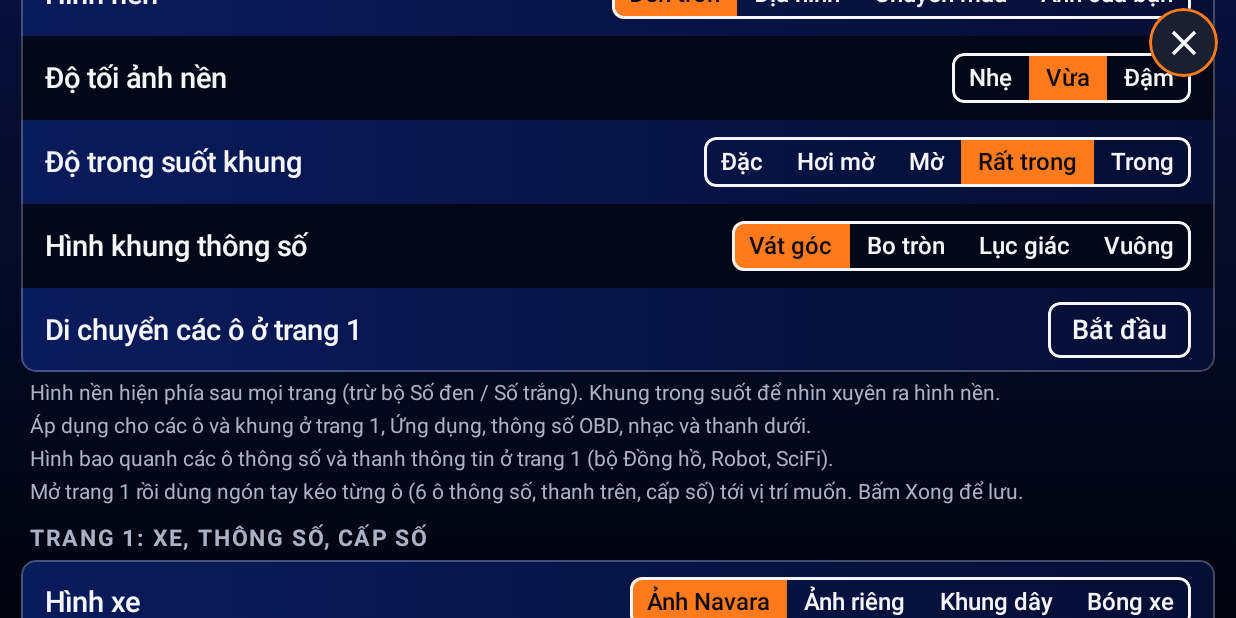
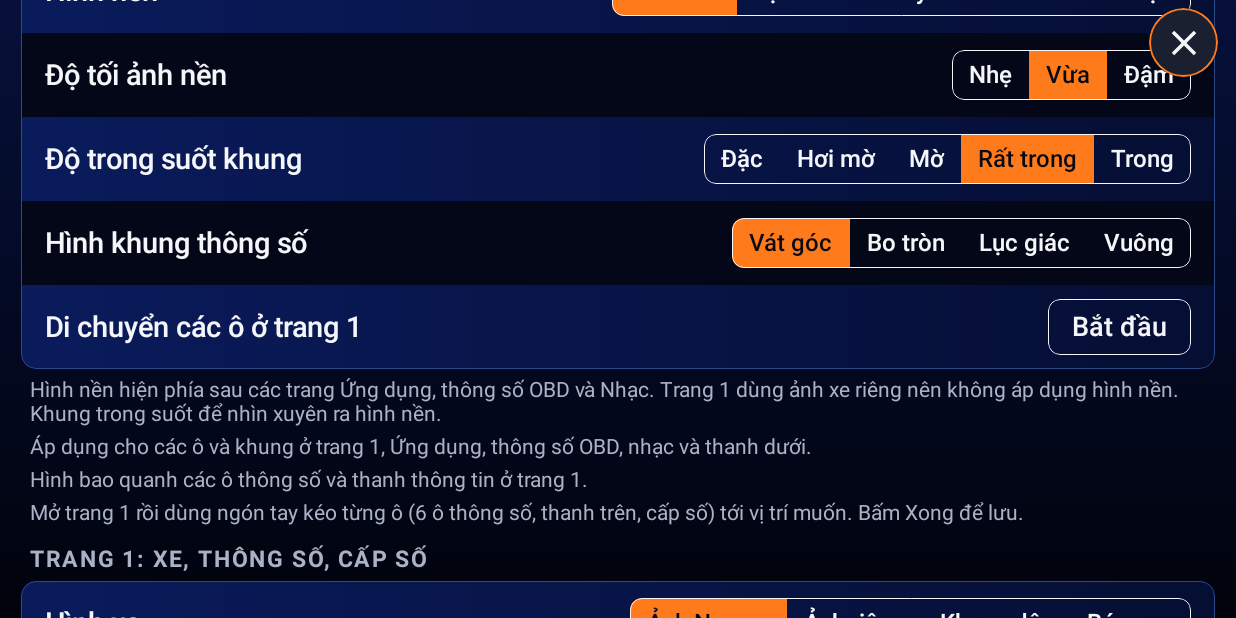
Before and after one commit to PhungP/VL23-Launcher, an Android app built with Jetpack Compose: the composable SettingsScreen shown on its own in the app's theme, scrolled down 576 dp, on a phone screen of 824 x 412 dp (held sideways). Run offline under Robolectric (Android 15) with nearby library versions, the phone set to English and light mode, and no system bars; libraries missing offline, so code that uses them is left out: androidx.core.graphics; network calls fail.

Commit message:
Tinh chỉnh lại giao diện

```diff
--- a/app/build.gradle.kts
+++ b/app/build.gradle.kts
@@ -9,8 +9,8 @@ android {
         applicationId = "vn.navara.launcher"
         minSdk = 28
         targetSdk = 34
-        versionCode = 13
-        versionName = "0.13"
+        versionCode = 14
+        versionName = "0.14"
         // Tbox S1 là arm64: chỉ đóng gói thư viện native (MapLibre) cho arm64-v8a để APK nhẹ hơn nhiều.
         // Nếu máy báo không cài được hoặc bản đồ lỗi, thêm "armeabi-v7a" vào danh sách này.
         ndk { abiFilters += listOf("arm64-v8a") }
--- a/app/src/main/java/vn/navara/launcher/Prefs.kt
+++ b/app/src/main/java/vn/navara/launcher/Prefs.kt
@@ -56,12 +56,12 @@ data class UiPrefs(
     val mapMarker: Int = 1,             // biểu tượng xe trên bản đồ: 0 xe bán tải, 1 tam giác (mặc định)
     val mapHeadingUp: Boolean = true,   // bản đồ xoay theo hướng xe (xe luôn hướng lên), mặc định bật
     val mapStyle: Int = 0,              // bản đồ trang 3: 0 theo giao diện, 1 luôn sáng, 2 luôn tối
-    val skin: Int = 0,                  // bộ giao diện cho mọi trang: 0 đồng hồ xe, 1 điện tử đen, 2 điện tử trắng, 3 robot, 4 SciFi
+    val skin: Int = 0,                  // bộ giao diện cho mọi trang: 0 đồng hồ xe, 3 robot, 4 SciFi (1, 2 đã bỏ)
     val mapTheme: Int = 0,              // kiểu bản đồ MapTiler: 0 Streets, 1 OpenStreetMap, 2 Bright
     val mapTilt: Boolean = false,       // nghiêng bản đồ 3D khi xoay theo hướng xe (MapLibre)
     val carImg: Int = 0,                // hình xe ở trang 1: 0 ảnh Navara, 1 ảnh riêng, 2 khung dây, 3 bóng xe
     val carVer: Int = 0,                // tăng mỗi khi chọn ảnh xe riêng mới (để nạp lại ảnh)
-    val gearStyle: Int = 0,             // cách hiện cấp số ở trang 1: 0 thanh 7 ô, 1 dải số, 2 LED, 3 số lớn, 4 ẩn
+    val gearStyle: Int = 0,             // cách hiện cấp số ở trang 1: 0 số thể thao, 1 ô cấp số
     val homeTiles: String = "rpm,load,coolant,boost,iat,volt",   // 6 ô thông số ở trang 1 (3 trái từ trên xuống, 3 phải từ trên xuống)
     val glass: Int = 3,                 // độ trong suốt của khung/ô: 0 đặc ... 4 trong suốt hoàn toàn
     val frameShape: Int = 0,            // hình khung: 0 vát góc, 1 bo tròn, 2 lục giác, 3 vuông
@@ -104,7 +104,7 @@ fun loadPrefs(c: Context): UiPrefs {
         gearTrim = s.getInt("gearTrim", d.gearTrim).coerceIn(0, 4),
         obdTiles = s.getString("obdTiles", d.obdTiles) ?: d.obdTiles,
         mapMarker = if (s.getInt("mapMarker", d.mapMarker) == 1) 1 else 0,  // giá trị cũ (đã bỏ chấm tròn) quy về xe bán tải
-        skin = s.getInt("skin", d.skin).coerceIn(0, 4),
+        skin = s.getInt("skin", d.skin).let { if (it == 1 || it == 2) 0 else it.coerceIn(0, 4) },
         mapTheme = s.getInt("mapTheme", d.mapTheme).coerceIn(0, 2),
         mapTilt = s.getBoolean("mapTilt", d.mapTilt),
         homeLayout = s.getInt("homeLayout", d.homeLayout).coerceIn(0, 1),
@@ -115,7 +115,7 @@ fun loadPrefs(c: Context): UiPrefs {
         homeOffsets = s.getString("homeOffsets", d.homeOffsets) ?: d.homeOffsets,
         carImg = s.getInt("carImg", d.carImg).coerceIn(0, 3),
         carVer = s.getInt("carVer", d.carVer),
-        gearStyle = s.getInt("gearStyle", d.gearStyle).coerceIn(0, 4),
+        gearStyle = s.getInt("gearMode", if (s.getInt("gearStyle", 0) == 3) 1 else 0).coerceIn(0, 1),
         homeTiles = s.getString("homeTiles", d.homeTiles) ?: d.homeTiles,
     )
 }
@@ -131,7 +131,7 @@ fun savePrefs(c: Context, p: UiPrefs) {
         .putString("pageOrder", p.pageOrder).putInt("loadSource", p.loadSource).putString("obdTiles", p.obdTiles)
         .putInt("mapEngine", p.mapEngine).putString("mapTilerKey", p.mapTilerKey).putInt("gearTrim", p.gearTrim)
         .putInt("skin", p.skin).putInt("mapTheme", p.mapTheme).putBoolean("mapTilt", p.mapTilt).putInt("homeLayout", p.homeLayout).putBoolean("navVoice", p.navVoice).putBoolean("iconBlue", p.iconBlue).putInt("glass", p.glass).putInt("frameShape", p.frameShape).putString("homeOffsets", p.homeOffsets)
-        .putInt("carImg", p.carImg).putInt("carVer", p.carVer).putInt("gearStyle", p.gearStyle).putString("homeTiles", p.homeTiles).apply()
+        .putInt("carImg", p.carImg).putInt("carVer", p.carVer).putInt("gearMode", p.gearStyle).putString("homeTiles", p.homeTiles).apply()
 }
 
 // Bộ giao diện (p.skin): 0 = kiểu đồng hồ xe Navara (nền đen, dải xanh dương, chọn thì cam, viền xanh lá cho ô đặc biệt),
--- a/app/src/main/java/vn/navara/launcher/Settings.kt
+++ b/app/src/main/java/vn/navara/launcher/Settings.kt
@@ -109,7 +109,7 @@ private fun Group(title: String, build: GB.() -> Unit) {
             title.uppercase(), color = t.muted, fontSize = 15.sp, fontWeight = FontWeight.Bold,
             letterSpacing = 1.5.sp, modifier = Modifier.padding(start = 6.dp, bottom = 6.dp)
         )
-        Column(Modifier.fillMaxWidth().clip(shape).border(1.dp, t.ink.copy(alpha = 0.25f), shape)) {
+        Column(Modifier.fillMaxWidth().clip(shape).border(px(1), if (t.mono == 0) t.line else t.ink.copy(alpha = 0.25f), shape)) {
             var row = 0
             var i = 0
             while (i < l.size) {
@@ -136,7 +136,7 @@ private fun TwoCols(bg: Brush, a: E.Tg, b: E.Tg?) {
     val sep = t.blue.copy(alpha = 0.6f)
     Row(Modifier.fillMaxWidth().background(bg).height(56.dp)) {
         TgCell(a, Modifier.weight(1f).fillMaxHeight())
-        TgCell(b, Modifier.weight(1f).fillMaxHeight().drawBehind { drawLine(sep, Offset(0f, 0f), Offset(0f, size.height), 1.dp.toPx()) })
+        TgCell(b, Modifier.weight(1f).fillMaxHeight().drawBehind { drawLine(sep, Offset(0f, 0f), Offset(0f, size.height), 1f) })
     }
 }
 
@@ -180,11 +180,18 @@ private fun Toggle(on: Boolean, onChange: (Boolean) -> Unit) {
 }
 
 // Chọn một trong vài phương án: khung viền trắng, phương án đang chọn nền cam
+// Độ dày đúng n pixel màn hình (đổi từ dp theo mật độ hiện tại) để nét viền mảnh mà vẫn sắc
+@Composable
+private fun px(n: Int = 1): androidx.compose.ui.unit.Dp =
+    // 1 px: dùng Hairline (đúng 1 pixel vật lý, không bị làm tròn lên 2 px nên nét mảnh và sắc);
+    // từ 2 px trở lên trừ một chút để phép làm tròn lên của Compose không đẩy thành n + 1
+    if (n <= 1) androidx.compose.ui.unit.Dp.Hairline else ((n - 0.02f) / androidx.compose.ui.platform.LocalDensity.current.density).dp
+
 @Composable
 private fun Segmented(items: List<String>, sel: Int, onSel: (Int) -> Unit) {
     val t = LocalTheme.current
     val shape = RoundedCornerShape(8.dp)
-    Row(Modifier.clip(shape).border(2.dp, t.ink, shape)) {
+    Row(Modifier.clip(shape).border(px(1), t.ink, shape)) {
         items.forEachIndexed { i, label ->
             val on = i == sel
             Box(
@@ -203,7 +210,7 @@ private fun Btn(text: String, modifier: Modifier = Modifier, onClick: () -> Unit
     val t = LocalTheme.current
     val shape = RoundedCornerShape(8.dp)
     Box(
-        modifier.clip(shape).border(2.dp, t.ink, shape).clickable { onClick() }.padding(horizontal = 16.dp, vertical = 8.dp),
+        modifier.clip(shape).border(px(1), t.ink, shape).clickable { onClick() }.padding(horizontal = 16.dp, vertical = 8.dp),
         contentAlignment = Alignment.Center
     ) { Text(text, color = t.ink, fontSize = 18.sp, fontWeight = FontWeight.SemiBold, maxLines = 1) }
 }
@@ -274,22 +281,22 @@ fun SettingsScreen(
         // Nút đóng luôn nổi phía trên, kể cả khi cuộn xuống cuối trang
         Box(
             Modifier.align(Alignment.TopEnd).padding(top = 5.dp, end = 12.dp).zIndex(10f).size(46.dp)
-                .clip(CircleShape).background(t.panelHi).border(2.dp, t.accent, CircleShape).clickable { onClose() },
+                .clip(CircleShape).background(t.panelHi).border(px(2), t.accent, CircleShape).clickable { onClose() },
             contentAlignment = Alignment.Center
         ) { Icon(Icons.Filled.Close, "Đóng", tint = t.ink, modifier = Modifier.size(28.dp)) }
         Column(Modifier.fillMaxSize().verticalScroll(rememberScrollState())) {
             Box(Modifier.fillMaxWidth().height(54.dp), contentAlignment = Alignment.Center) {
                 Text("Cài đặt", color = t.ink, fontSize = 28.sp, fontWeight = FontWeight.Bold)
             }
-            Box(Modifier.fillMaxWidth().height(3.dp).background(Brush.horizontalGradient(listOf(t.blueDeep, t.blueLight, t.blueDeep))))
+            Box(Modifier.fillMaxWidth().height(px(2)).background(Brush.horizontalGradient(listOf(t.blueDeep, t.blueLight, t.blueDeep))))
             Column(Modifier.fillMaxWidth().padding(14.dp), verticalArrangement = Arrangement.spacedBy(14.dp)) {
 
                 Group("Giao diện") {
                     choice(
-                        "Bộ giao diện", listOf("Đồng hồ", "Số đen", "Số trắng", "Robot", "SciFi"), p.skin,
-                        "Đồng hồ: nền đen, dải xanh dương, mục đang chọn màu cam. Số đen / Số trắng: mặt đen chữ trắng hoặc mặt trắng chữ đen, số hiện bằng số 7 đoạn. " +
+                        "Bộ giao diện", listOf("Đồng hồ", "Robot", "SciFi"), when (p.skin) { 3 -> 1; 4 -> 2; else -> 0 },
+                        "Đồng hồ: nền đen, dải xanh dương, mục đang chọn màu cam. " +
                             "Robot: kim loại xám, đinh tán, đèn hổ phách. SciFi: nền xanh đen, viền neon xanh lơ và hồng tím."
-                    ) { onChange(p.copy(skin = it)) }
+                    ) { onChange(p.copy(skin = listOf(0, 3, 4)[it])) }
                     choice(
                         "Bố cục trang 1", listOf("Bố cục mới", "Thể thao"), p.homeLayout,
                         "Chỉ áp dụng cho bộ Đồng hồ xe. Bố cục mới: ảnh xe ở giữa và 6 ô chỉ số. Thể thao: đồng hồ vòng tua dạng cung, la bàn và số cấp lớn ở giữa."
@@ -306,7 +313,7 @@ fun SettingsScreen(
                 Group("Hình nền và khung") {
                     choice(
                         "Hình nền", listOf("Đen trơn", "Địa hình", "Chuyển màu", "Ảnh của bạn"), p.bgStyle,
-                        "Hình nền hiện phía sau mọi trang (trừ bộ Số đen / Số trắng). Khung trong suốt để nhìn xuyên ra hình nền."
+                        "Hình nền hiện phía sau các trang Ứng dụng, thông số OBD và Nhạc. Trang 1 dùng ảnh xe riêng nên không áp dụng hình nền. Khung trong suốt để nhìn xuyên ra hình nền."
                     ) { onChange(p.copy(bgStyle = it)) }
                     if (p.bgStyle == 3) line("Ảnh nền của bạn") { Btn("Chọn ảnh") { pick.launch("image/*") } }
                     choice("Độ tối ảnh nền", listOf("Nhẹ", "Vừa", "Đậm"), p.dim) { onChange(p.copy(dim = it)) }
@@ -316,15 +323,15 @@ fun SettingsScreen(
                     ) { onChange(p.copy(glass = it)) }
                     choice(
                         "Hình khung thông số", listOf("Vát góc", "Bo tròn", "Lục giác", "Vuông"), p.frameShape,
-                        "Hình bao quanh các ô thông số và thanh thông tin ở trang 1 (bộ Đồng hồ, Robot, SciFi)."
+                        "Hình bao quanh các ô thông số và thanh thông tin ở trang 1."
                     ) { onChange(p.copy(frameShape = it)) }
-                    if (p.homeLayout == 0 && p.skin !in 1..2) {
+                    if (p.homeLayout == 0) {
                         line("Di chuyển các ô ở trang 1", "Mở trang 1 rồi dùng ngón tay kéo từng ô (6 ô thông số, thanh trên, cấp số) tới vị trí muốn. Bấm Xong để lưu.") {
                             Btn("Bắt đầu") { HomeEdit.on.value = true; homeEvents.value = homeEvents.value + 1; onClose() }
                         }
                         if (p.homeOffsets.isNotEmpty()) line("Đưa các ô về vị trí mặc định") { Btn("Đặt lại") { onChange(p.copy(homeOffsets = "")) } }
                     } else {
-                        note("Di chuyển ô chỉ dùng được với bố cục mới của bộ Đồng hồ xe, Robot hoặc SciFi.")
+                        note("Di chuyển ô chỉ dùng được với bố cục mới (không dùng cho bố cục Thể thao).")
                     }
                 }
 
@@ -335,8 +342,8 @@ fun SettingsScreen(
                     ) { onChange(p.copy(carImg = it)) }
                     if (p.carImg == 1) line("Ảnh xe của bạn") { Btn("Chọn ảnh") { pickCar.launch("image/*") } }
                     choice(
-                        "Hiển thị cấp số", listOf("Số thể thao", "Dải số", "LED", "Khung số", "Ẩn"), p.gearStyle,
-                        "Số thể thao: chỉ hiện cấp số hiện hành bằng một chữ số to, nghiêng. Các kiểu khác có thêm thanh hoặc khung. Chọn Ẩn để dành chỗ cho hình xe."
+                        "Hiển thị cấp số", listOf("Số thể thao", "Ô cấp số"), p.gearStyle,
+                        "Số thể thao: một chữ số to, nghiêng, không khung. Ô cấp số: chữ số nằm trong một ô có nhãn GEAR."
                     ) { onChange(p.copy(gearStyle = it)) }
                     val slots = parseHomeTiles(p.homeTiles)
                     val slotNames = listOf("Ô trái trên", "Ô trái giữa", "Ô trái dưới", "Ô phải trên", "Ô phải giữa", "Ô phải dưới")
```
Also changed, not shown: app/src/main/java/vn/navara/launcher/Home.kt (+3 -5 lines), app/src/main/java/vn/navara/launcher/MainActivity.kt (+13 -9 lines), 1 other file.
